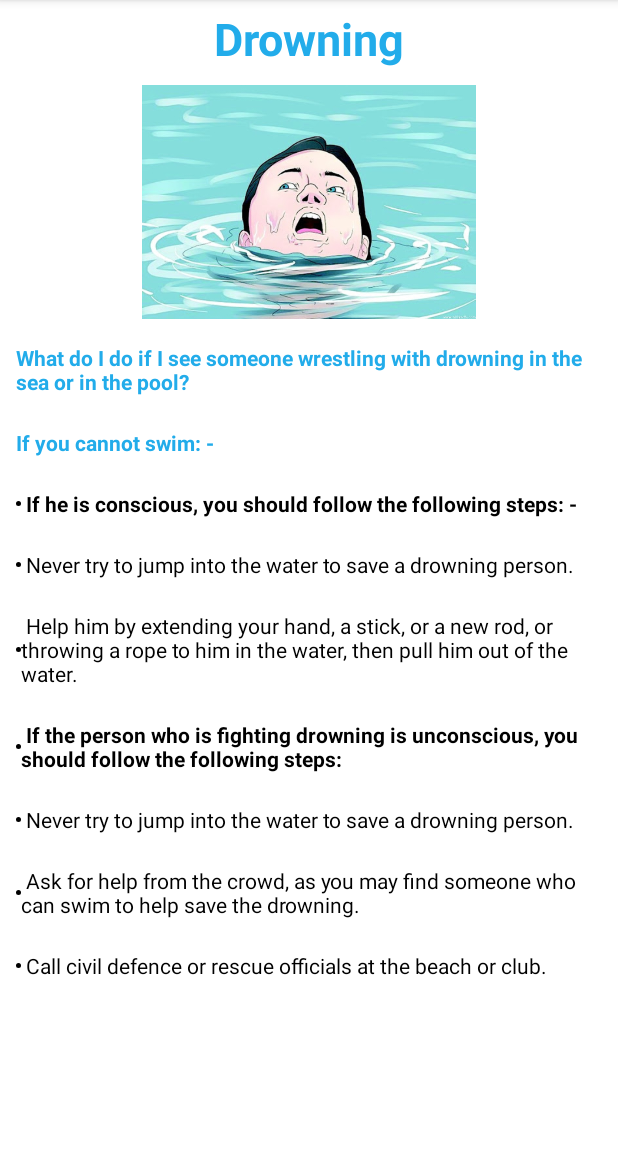
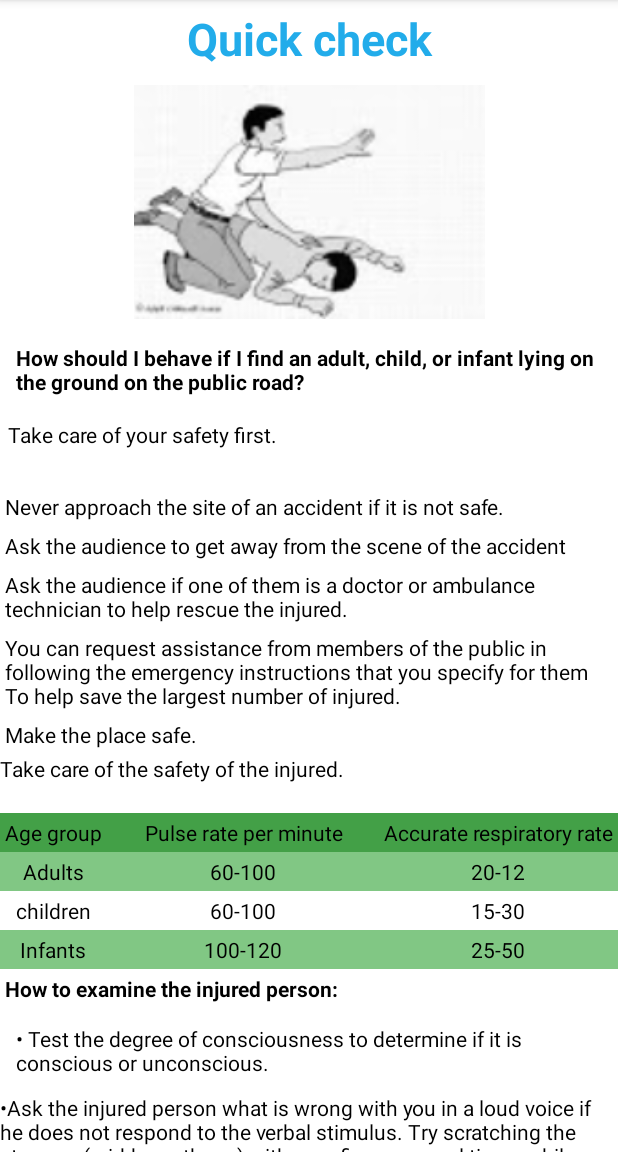
Before and after one commit to bahaahafiz/Medical_project, an Android app: the screen it shows after launch (drowning before the commit, qucik_check after it), on a phone screen of 412 x 824 dp, the part 84-1236 px from its top. Run offline under Robolectric (Android 15) with nearby library versions, the phone set to English and light mode, and no system bars.

Commit message:
final quick_check task

```diff
--- a/app/src/main/AndroidManifest.xml
+++ b/app/src/main/AndroidManifest.xml
@@ -9,16 +9,17 @@
         android:roundIcon="@mipmap/ic_launcher_round"
         android:supportsRtl="true"
         android:theme="@style/Theme.Medical_project">
-        <activity android:name=".drowning">
+        <activity android:name=".qucik_check">
             <intent-filter>
                 <action android:name="android.intent.action.MAIN" />
 
                 <category android:name="android.intent.category.LAUNCHER" />
             </intent-filter>
         </activity>
-        <activity android:name=".MainActivity">
+        <activity android:name=".drowning">
 
         </activity>
+        <activity android:name=".MainActivity"></activity>
     </application>
 
 </manifest>
--- /dev/null
+++ b/app/src/main/java/com/example/medical_project/qucik_check.java
@@ -0,0 +1,14 @@
+package com.example.medical_project;
+
+import androidx.appcompat.app.AppCompatActivity;
+
+import android.os.Bundle;
+
+public class qucik_check extends AppCompatActivity {
+
+    @Override
+    protected void onCreate(Bundle savedInstanceState) {
+        super.onCreate(savedInstanceState);
+        setContentView(R.layout.activity_qucik_check);
+    }
+}
--- /dev/null
+++ b/app/src/main/res/layout/activity_qucik_check.xml
@@ -0,0 +1,340 @@
+<?xml version="1.0" encoding="utf-8"?>
+<ScrollView xmlns:android="http://schemas.android.com/apk/res/android"
+    xmlns:app="http://schemas.android.com/apk/res-auto"
+    android:layout_width="match_parent"
+    android:layout_height="match_parent">
+    <LinearLayout
+        android:layout_width="match_parent"
+        android:layout_height="match_parent"
+        android:orientation="vertical">
+        <TextView
+            android:layout_width="match_parent"
+            android:layout_height="wrap_content"
+            android:gravity="center"
+            android:text="@string/quick_check"
+            android:textColor="#22ACEA"
+            android:textSize="30sp"
+            android:textStyle="bold"
+            android:layout_margin="5dp"
+            />
+        <ImageView
+            android:layout_width="match_parent"
+            android:layout_height="156dp"
+            android:src="@drawable/quick_check"
+            android:layout_margin="5dp"/>
+        <TextView
+            android:layout_width="match_parent"
+            android:layout_height="wrap_content"
+            android:gravity="start"
+            android:text="@string/how_should_i_behave_if_i_find_an_adult_child_or_infant_lying_on_the_ground_on_the_public_road"
+            android:textColor="@color/black"
+            android:textStyle="bold"
+            android:layout_margin="5dp"
+            android:padding="5dp"
+            />
+        <TextView
+            android:layout_width="match_parent"
+            android:layout_height="wrap_content"
+            android:gravity="start"
+            android:text="@string/take_care_of_your_safety_first"
+            android:textColor="@color/black"
+            android:layout_marginBottom="20dp"
+            android:padding="5dp"
+            />
+        <TextView
+            android:layout_width="match_parent"
+            android:layout_height="wrap_content"
+            android:gravity="start"
+            android:text="@string/never_approach_the_site_of_an_accident_if_it_is_not_safe"
+            android:textColor="@color/black"
+            android:layout_margin="3dp"
+
+            />
+        <TextView
+            android:layout_width="match_parent"
+            android:layout_height="wrap_content"
+            android:gravity="start"
+            android:text="@string/ask_the_audience_to_get_away_from_the_scene_of_the_accident"
+            android:textColor="@color/black"
+            android:layout_margin="3dp"
+
+            />
+        <TextView
+            android:layout_width="match_parent"
+            android:layout_height="wrap_content"
+            android:gravity="start"
+            android:text="@string/ask_the_audience_if_one_of_them_is_a_doctor_or_ambulance_technician_to_help_rescue_the_injured"
+            android:textColor="@color/black"
+            android:layout_margin="3dp"
+            />
+        <TextView
+            android:layout_width="match_parent"
+            android:layout_height="wrap_content"
+            android:gravity="start"
+            android:text="@string/you_can_request_assistance_from_members_of_the_public_in_following_the_emergency_instructions_that_you_specify_for_them_to_help_save_the_largest_number_of_injured"
+            android:textColor="@color/black"
+            android:layout_margin="3dp"
+            />
+        <TextView
+            android:layout_width="match_parent"
+            android:layout_height="wrap_content"
+            android:gravity="start"
+            android:text="@string/make_the_place_safe"
+            android:textColor="@color/black"
+            android:layout_margin="3dp"
+            />
+        <TextView
+            android:layout_width="match_parent"
+            android:layout_height="wrap_content"
+            android:gravity="start"
+            android:text="@string/take_care_of_the_safety_of_the_injured"
+            android:textColor="@color/black"
+            android:layout_marginBottom="20dp"
+
+            />
+        <TableLayout
+            android:layout_width="match_parent"
+            android:layout_height="match_parent"
+            android:stretchColumns="1">
+        <TableRow
+            android:background="#43a047">
+            <TextView
+                android:text="@string/age_group"
+                android:padding="3dp"
+                android:gravity="center"
+                android:textColor="#000000"
+                android:layout_weight="1"/>
+            <TextView
+                android:text="@string/pulse_rate_per_minute"
+                android:layout_weight="1"
+                android:gravity="center"
+                android:textColor="#000000"
+                android:padding="3dp" />
+            <TextView
+                android:text="@string/accurate_respiratory_rate"
+                android:layout_weight="1"
+                android:gravity="center"
+                android:textColor="#000000"
+                android:padding="3dp" />
+        </TableRow>
+            <TableRow
+                android:background="#81c784">
+                <TextView
+                    android:text="@string/adults"
+                    android:gravity="center"
+                    android:padding="3dp"
+                    android:textColor="#000000"
+                    android:layout_weight="1"/>
+                <TextView
+                    android:text="@string/_60_100"
+                    android:gravity="center"
+                    android:layout_weight="1"
+                    android:textColor="#000000"
+                    android:padding="3dp" />
+                <TextView
+                    android:text="20-12"
+                    android:layout_weight="1"
+                    android:gravity="center"
+                    android:textColor="#000000"
+                    android:padding="3dp" />
+            </TableRow>
+            <TableRow>
+                <TextView
+                    android:text="@string/children"
+                    android:gravity="center"
+                    android:padding="3dp"
+                    android:textColor="#000000"
+                    android:layout_weight="1"/>
+                <TextView
+                    android:text="60-100"
+                    android:gravity="center"
+                    android:layout_weight="1"
+                    android:textColor="#000000"
+                    android:padding="3dp" />
+                <TextView
+                    android:text="15-30"
+                    android:layout_weight="1"
+                    android:gravity="center"
+                    android:textColor="#000000"
+                    android:padding="3dp" />
+            </TableRow>
+            <TableRow
+                android:background="#81c784">
+                <TextView
+                    android:text="@string/infants"
+                    android:gravity="center"
+                    android:padding="3dp"
+                    android:textColor="#000000"
+                    android:layout_weight="1"/>
+                <TextView
+                    android:text="100-120"
+                    android:gravity="center"
+                    android:layout_weight="1"
+                    android:textColor="#000000"
+                    android:padding="3dp" />
+                <TextView
+                    android:text="25-50"
+                    android:layout_weight="1"
+                    android:gravity="center"
+                    android:textColor="#000000"
+                    android:padding="3dp" />
+            </TableRow>
+        </TableLayout>
+        <TextView
+            android:layout_width="match_parent"
+            android:layout_height="wrap_content"
+            android:gravity="start"
+            android:text="@string/how_to_examine_the_injured_person"
+            android:textStyle="bold"
+            android:textColor="@color/black"
+            android:layout_margin="3dp"
+            />
+        <TextView
+            android:layout_width="match_parent"
+            android:layout_height="wrap_content"
+            android:gravity="start"
+            android:text="@string/test_the_degree_of_consciousness_to_determine_if_it_is_conscious_or_unconscious"
+            android:textColor="@color/black"
+            android:layout_margin="5dp"
+            android:padding="5dp"
+             />
+        <TextView
+            android:layout_width="match_parent"
+            android:layout_height="wrap_content"
+            android:gravity="start"
+            android:text="@string/ask_the_injured_person_what_is_wrong_with_you_in_a_loud_voice_if_he_does_not_respond_to_the_verbal_stimulus_try_scratching_the_sternum_mid_breastbone_with_your_finger_several_times_while_repeating_your_question"
+            android:textColor="@color/black"
+
+            />
+        <TextView
+            android:layout_width="match_parent"
+            android:layout_height="wrap_content"
+            android:text="@string/what_s_wrong_if_he_does_not_respond_to_the_verbal_stimulus_the_sufferer_is_unconscious_and_if_he_responds_to_the_verbal_or_painful_stimulus_the_sufferer_is_conscious"
+            android:textColor="@color/black"
+            />
+        <TextView
+            android:layout_width="match_parent"
+            android:layout_height="wrap_content"
+            android:gravity="start"
+            android:text="@string/rapid_examination_of_the_unconscious_patient"
+            android:textColor="#22ACEA"
+            android:textStyle="bold"
+            android:layout_margin="5dp"
+            android:padding="5dp"
+            />
+        <TextView
+            android:layout_width="match_parent"
+            android:layout_height="wrap_content"
+            android:gravity="start"
+            android:text="@string/what_do_i_do_if_it_is_confirmed_that_the_patient_is_not_conscious"
+            android:textColor="@color/black"
+            android:layout_margin="5dp"
+            android:padding="5dp"
+            />
+        <TextView
+            android:layout_width="match_parent"
+            android:layout_height="wrap_content"
+            android:gravity="start"
+            android:text="@string/follow_the_life_saving_adult_series_as_follows"
+            android:textColor="@color/black"
+            android:layout_margin="5dp"
+            android:padding="5dp"
+            />
+        <TextView
+            android:layout_width="match_parent"
+            android:layout_height="wrap_content"
+            android:text="@string/early_call_to_the_ambulance_number_123"
+            android:textColor="@color/black"
+            android:layout_margin="5dp"
+            android:padding="5dp"
+            />
+        <TextView
+            android:layout_width="match_parent"
+            android:layout_height="wrap_content"
+            android:text="@string/a_breath_test"
+            android:textColor="@color/black"
+            android:layout_margin="5dp"
+            android:padding="5dp"
+            />
+        <TextView
+            android:layout_width="match_parent"
+            android:layout_height="wrap_content"
+            android:text="@string/early_cpr_in_case_the_patient_is_not_breathing"
+            android:textColor="@color/black"
+            android:layout_margin="5dp"
+            android:padding="5dp"
+            />
+        <TextView
+            android:layout_width="match_parent"
+            android:layout_height="wrap_content"
+            android:text="@string/use_of_an_abdominal_defibrillation_device"
+            android:textColor="@color/black"
+            android:layout_margin="5dp"
+            android:padding="5dp"
+            />
+        <TextView
+            android:layout_width="match_parent"
+            android:layout_height="wrap_content"
+            android:text="@string/the_arrival_of_the_ambulance_team"
+            android:textColor="@color/black"
+            android:layout_margin="5dp"
+            android:padding="5dp"
+            />
+        <TextView
+            android:layout_width="match_parent"
+            android:layout_height="wrap_content"
+            android:text="@string/advanced_cardiac_care"
+            android:textColor="@color/black"
+            android:layout_margin="5dp"
+            android:padding="5dp"
+            />
+        <TextView
+            android:layout_width="match_parent"
+            android:layout_height="wrap_content"
+            android:gravity="start"
+            android:text="@string/breath_test"
+            android:textColor="@color/black"
+            android:textStyle="bold"
+            android:layout_margin="5dp"
+            android:padding="5dp"
+            />
+        <TextView
+            android:layout_width="match_parent"
+            android:layout_height="wrap_content"
+            android:text="@string/the_patient_s_breathing_is_checked_by_looking_at_the_patient_s_chest_to_monitor_the_rise_and_fall_of_the_chest_the_movement_of_the_chest_downward_and_rising_is_an_indication_of_the_presence_of_a_pulse_so_it_is_sufficient_to_check_breathing_without_the_need_to_check_the_pulse"
+            android:textColor="@color/black"
+            android:layout_margin="5dp"
+            android:padding="5dp"
+            />
+        <TextView
+            android:layout_width="match_parent"
+            android:layout_height="wrap_content"
+            android:gravity="start"
+            android:text="@string/note"
+            android:textColor="@color/black"
+            android:textStyle="bold"
+            android:layout_margin="5dp"
+            android:padding="5dp"
+            />
+        <TextView
+            android:layout_width="match_parent"
+            android:layout_height="wrap_content"
+            android:gravity="start"
+            android:text="@string/the_time_period_for_the_breath_test_is_5_10_seconds"
+            android:textColor="@color/black"
+            android:layout_margin="3dp"
+            />
+
+
+
+
+
+
+
+
+
+
+
+
+    </LinearLayout>
+</ScrollView>
--- a/app/src/main/res/values/strings.xml
+++ b/app/src/main/res/values/strings.xml
@@ -10,6 +10,39 @@
     <string name="drown_7_line" translatable="true">" Never try to jump into the water to save a drowning person."</string>
     <string name="drown_8_line" translatable="true">" Ask for help from the crowd, as you may find someone who can swim to help save the drowning."</string>
     <string name="drown_9_line" translatable="true">" Call civil defence or rescue officials at the beach or club."</string>
+    <string name="quick_check">Quick check</string>
+    <string name="how_should_i_behave_if_i_find_an_adult_child_or_infant_lying_on_the_ground_on_the_public_road">How should I behave if I find an adult, child, or infant lying on the ground on the public road?</string>
+    <string name="take_care_of_your_safety_first">Take care of your safety first.</string>
+    <string name="never_approach_the_site_of_an_accident_if_it_is_not_safe">Never approach the site of an accident if it is not safe.</string>
+    <string name="ask_the_audience_to_get_away_from_the_scene_of_the_accident">Ask the audience to get away from the scene of the accident</string>
+    <string name="ask_the_audience_if_one_of_them_is_a_doctor_or_ambulance_technician_to_help_rescue_the_injured">Ask the audience if one of them is a doctor or ambulance technician to help rescue the injured.</string>
+    <string name="you_can_request_assistance_from_members_of_the_public_in_following_the_emergency_instructions_that_you_specify_for_them_to_help_save_the_largest_number_of_injured">You can request assistance from members of the public in following the emergency instructions that you specify for them To help save the largest number of injured.</string>
+    <string name="make_the_place_safe">Make the place safe.</string>
+    <string name="take_care_of_the_safety_of_the_injured">Take care of the safety of the injured.</string>
+    <string name="age_group">Age group</string>
+    <string name="pulse_rate_per_minute">Pulse rate per minute</string>
+    <string name="accurate_respiratory_rate">Accurate respiratory rate</string>
+    <string name="adults">Adults</string>
+    <string name="_60_100">60-100</string>
+    <string name="children">children</string>
+    <string name="infants">Infants</string>
+    <string name="how_to_examine_the_injured_person">How to examine the injured person:</string>
+    <string name="test_the_degree_of_consciousness_to_determine_if_it_is_conscious_or_unconscious">• Test the degree of consciousness to determine if it is conscious or unconscious.</string>
+    <string name="ask_the_injured_person_what_is_wrong_with_you_in_a_loud_voice_if_he_does_not_respond_to_the_verbal_stimulus_try_scratching_the_sternum_mid_breastbone_with_your_finger_several_times_while_repeating_your_question">•Ask the injured person what is wrong with you in a loud voice if he does not respond to the verbal stimulus. Try scratching the sternum (mid-breastbone) with your finger several times while repeating your question</string>
+    <string name="what_s_wrong_if_he_does_not_respond_to_the_verbal_stimulus_the_sufferer_is_unconscious_and_if_he_responds_to_the_verbal_or_painful_stimulus_the_sufferer_is_conscious">What\'s wrong? If he does not respond to the verbal stimulus, the sufferer is unconscious, and if he responds to the verbal or painful stimulus, the sufferer is conscious.</string>
+    <string name="rapid_examination_of_the_unconscious_patient">Rapid examination of the unconscious patient:</string>
+    <string name="what_do_i_do_if_it_is_confirmed_that_the_patient_is_not_conscious">What do I do if it is confirmed that the patient is not conscious.</string>
+    <string name="follow_the_life_saving_adult_series_as_follows">Follow the life saving adult series as follows:</string>
+    <string name="early_call_to_the_ambulance_number_123">•Early call to the ambulance number 123</string>
+    <string name="a_breath_test">•a breath test</string>
+    <string name="early_cpr_in_case_the_patient_is_not_breathing">•Early CPR in case the patient is not breathing</string>
+    <string name="use_of_an_abdominal_defibrillation_device">•Use of an abdominal defibrillation device</string>
+    <string name="the_arrival_of_the_ambulance_team">• The arrival of the ambulance team</string>
+    <string name="advanced_cardiac_care">• Advanced Cardiac Care</string>
+    <string name="breath_test">Breath test:</string>
+    <string name="the_patient_s_breathing_is_checked_by_looking_at_the_patient_s_chest_to_monitor_the_rise_and_fall_of_the_chest_the_movement_of_the_chest_downward_and_rising_is_an_indication_of_the_presence_of_a_pulse_so_it_is_sufficient_to_check_breathing_without_the_need_to_check_the_pulse">The patient\'s breathing is checked by looking at the patient\'s chest to monitor the rise and fall of the chest. The movement of the chest downward and rising is an indication of the presence of a pulse, so it is sufficient to check breathing without the need to check the pulse</string>
+    <string name="note">Note:</string>
+    <string name="the_time_period_for_the_breath_test_is_5_10_seconds">The time period for the breath test is 5-10 seconds.</string>
     <string-array name="Sp_sex">
         <item>Male</item>
         <item>Female</item>
```
Also changed, not shown: app/src/main/res/drawable/quick_check.jpg (added), 1 other file. Lines whose indentation alone changed are shown as unchanged.
